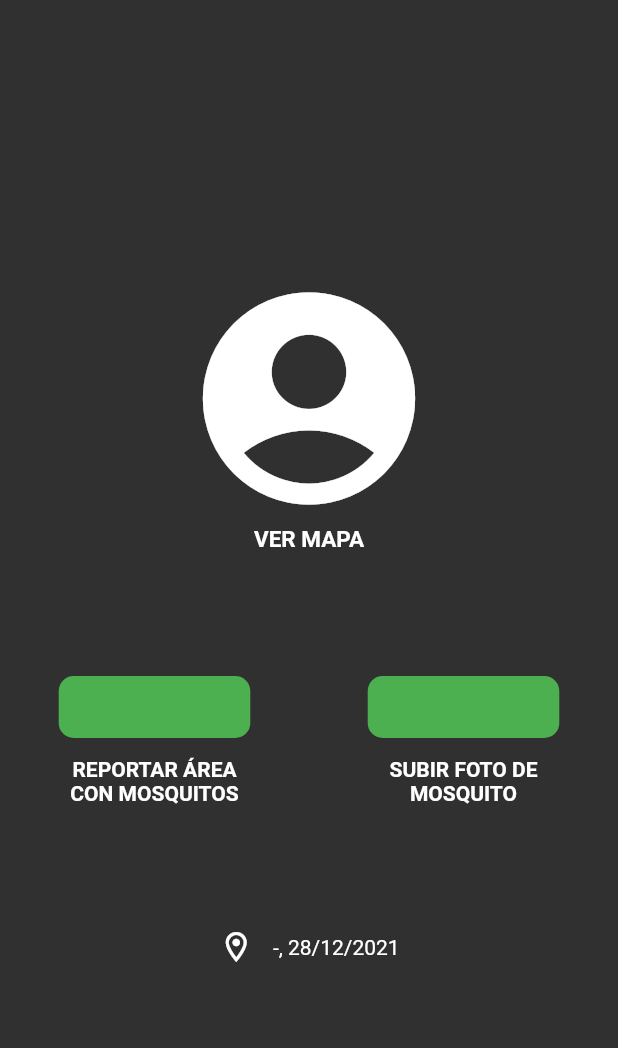
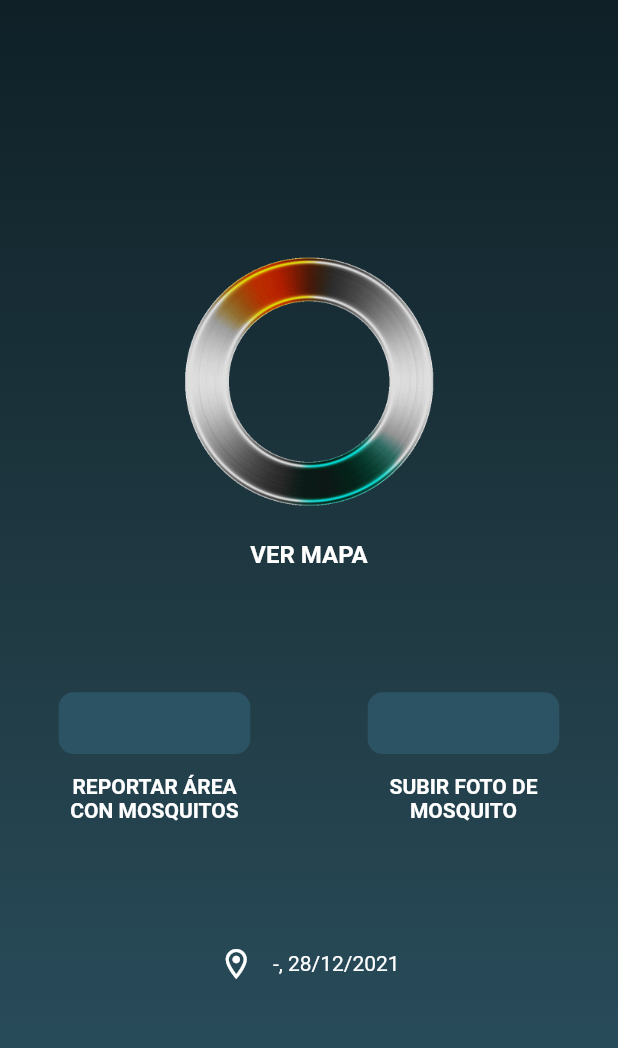
Before and after one commit to Piero16301/DENV_Mobile, a Flutter app: the screen it shows after launch, on a phone screen of 412 x 824 dp. Shown: the top 1048 px of the screen. Run offline on Flutter 3.47's test engine with Material 2 defaults, Android fonts, the phone set to English and light mode, and no system bars; our stand-ins replace geolocator; missing offline and left inert: geocode.

Commit message:
Se agrega el fondo degradado y GIF de carga

```diff
--- a/lib/main.dart
+++ b/lib/main.dart
@@ -1,6 +1,4 @@
 import 'package:flutter/material.dart';
-import 'package:geocode/geocode.dart';
-import 'package:geolocator/geolocator.dart';
 
 import 'package:deteccion_zonas_dengue/sources/pages/home_page.dart';
 
@@ -20,7 +18,6 @@ class MyApp extends StatelessWidget {
       routes: {
         'home' : (BuildContext context) => const HomePage(),
       },
-      theme: ThemeData.dark(),
     );
   }
 }
--- a/lib/sources/pages/home_page.dart
+++ b/lib/sources/pages/home_page.dart
@@ -37,17 +37,34 @@ class _HomePageState extends State<HomePage> {
     final String _currentDate = DateFormat('dd/MM/yyyy').format(DateTime.now());
 
     return Scaffold(
-      body: SafeArea(
+      body: Container(
+        width: _size.width,
+        height: _size.height,
+        decoration: const BoxDecoration(
+          gradient: LinearGradient(
+            colors: [
+              Color(0xff0f2027),
+              Color(0xff203a43),
+              Color(0xff2c5364),
+            ],
+            begin: FractionalOffset(0.0, 0.0),
+            end: FractionalOffset(0.0, 1.0),
+          ),
+        ),
         child: Column(
           mainAxisAlignment: MainAxisAlignment.center,
           children: [
             // GIF de mostrar mapa
-            const Center(
-              child: Icon(
-                Icons.account_circle,
-                color: Colors.white,
-                size: 170,
+            Center(
+              child: Image.asset(
+                'assets/main-loading.gif',
+                height: 170,
+                width: 170,
               ),
+            ),
+
+            SizedBox(
+              height: _size.height * 0.025,
             ),
 
             // Texto de mostrar mapa
@@ -56,7 +73,7 @@ class _HomePageState extends State<HomePage> {
                 'VER MAPA',
                 style: TextStyle(
                   fontWeight: FontWeight.bold,
-                  fontSize: 15,
+                  fontSize: 16,
                   color: Colors.white
                 ),
               ),
@@ -93,7 +110,8 @@ class _HomePageState extends State<HomePage> {
               mainAxisAlignment: MainAxisAlignment.center,
               children: [
                 const Icon(
-                  Icons.location_on_outlined
+                  Icons.location_on_outlined,
+                  color: Colors.white,
                 ),
 
                 SizedBox(
@@ -102,6 +120,9 @@ class _HomePageState extends State<HomePage> {
 
                 Text(
                   '$currentcity, $_currentDate',
+                  style: const TextStyle(
+                    color: Colors.white
+                  ),
                 ),
               ],
             )
@@ -122,7 +143,7 @@ class _HomePageState extends State<HomePage> {
             width: _size.width * 0.31,
             decoration: BoxDecoration(
               borderRadius: BorderRadius.circular(10),
-              color: Colors.green,
+              color: const Color(0xff2c5364),
             ),
           ),
 
@@ -134,7 +155,8 @@ class _HomePageState extends State<HomePage> {
             textAlign: TextAlign.center,
             style: const TextStyle(
               fontSize: 14,
-              fontWeight: FontWeight.bold
+              fontWeight: FontWeight.bold,
+              color: Colors.white
             ),
           )
         ],
--- a/pubspec.yaml
+++ b/pubspec.yaml
@@ -64,8 +64,8 @@ flutter:
   uses-material-design: true
 
   # To add assets to your application, add an assets section, like this:
-  # assets:
-  #   - images/a_dot_burr.jpeg
+  assets:
+    - assets/
   #   - images/a_dot_ham.jpeg
 
   # An image asset can refer to one or more resolution-specific "variants", see
```
Also changed, not shown: assets/main-loading.gif (added), 1 other file.
